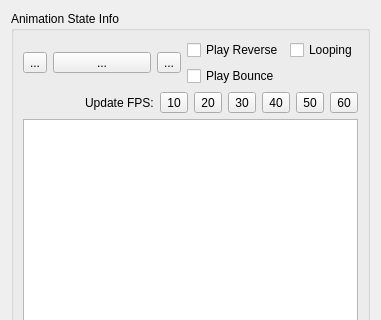
Before: the Qt Designer form Editor/src/Items/Sprite/SpriteWidget.ui in GameOverture/HarmonyEngine, drawn with Qt 5; both pictures show x 0 to 381 and y 0 to 320 of the 381 by 687 pixel window.
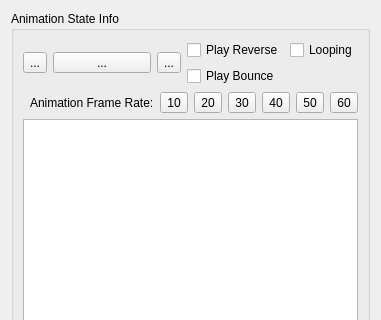
After: the same form once the commit is applied. Icons and pictures are not drawn. Custom widgets are drawn as their Qt base class.

Commit message: Updated label in sprite widget

Diff of the .ui file:
```diff
--- a/Editor/src/Items/Sprite/SpriteWidget.ui
+++ b/Editor/src/Items/Sprite/SpriteWidget.ui
@@ -118,7 +118,7 @@
           <item>
            <widget class="QLabel" name="label_3">
             <property name="text">
-             <string>Update FPS:</string>
+             <string>Animation Frame Rate:</string>
             </property>
            </widget>
           </item>
```
